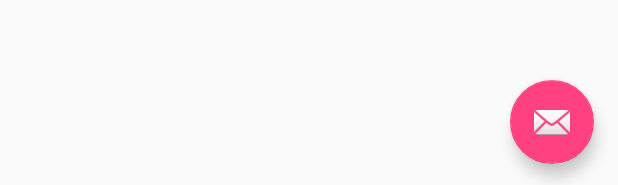
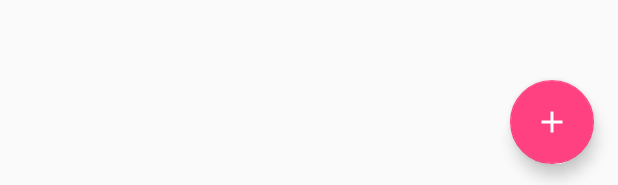
Before and after one commit to outofthecave/Geburtstagskalender, an Android app: the layout activity_timeline.xml on its own in the app's theme, with its tools: preview values and no code run, on a phone screen of 412 x 824 dp. Shown: the part 1048-1233 px from the top of the screen. Run offline under Robolectric (Android 15) with nearby library versions, the phone set to English and light mode, and no system bars.

Commit message:
make floating action button show a plus icon

```diff
--- /dev/null
+++ b/app/src/main/res/drawable/ic_add_black_24dp.xml
@@ -0,0 +1,9 @@
+<vector xmlns:android="http://schemas.android.com/apk/res/android"
+        android:width="24dp"
+        android:height="24dp"
+        android:viewportWidth="24.0"
+        android:viewportHeight="24.0">
+    <path
+        android:fillColor="#ffffff"
+        android:pathData="M19,13h-6v6h-2v-6H5v-2h6V5h2v6h6v2z"/>
+</vector>
--- a/app/src/main/res/layout/activity_timeline.xml
+++ b/app/src/main/res/layout/activity_timeline.xml
@@ -28,6 +28,6 @@
         android:layout_height="wrap_content"
         android:layout_gravity="bottom|end"
         android:layout_margin="@dimen/fab_margin"
-        app:srcCompat="@android:drawable/ic_dialog_email" />
+        app:srcCompat="@drawable/ic_add_black_24dp" />
 
 </android.support.design.widget.CoordinatorLayout>
--- a/app/src/main/res/layout/content_timeline.xml
+++ b/app/src/main/res/layout/content_timeline.xml
@@ -10,9 +10,7 @@
 
     <ScrollView
         android:layout_width="match_parent"
-        android:layout_height="match_parent"
-        tools:layout_editor_absoluteX="8dp"
-        tools:layout_editor_absoluteY="8dp">
+        android:layout_height="match_parent">
 
         <LinearLayout
             android:id="@+id/birthdayList"
```
